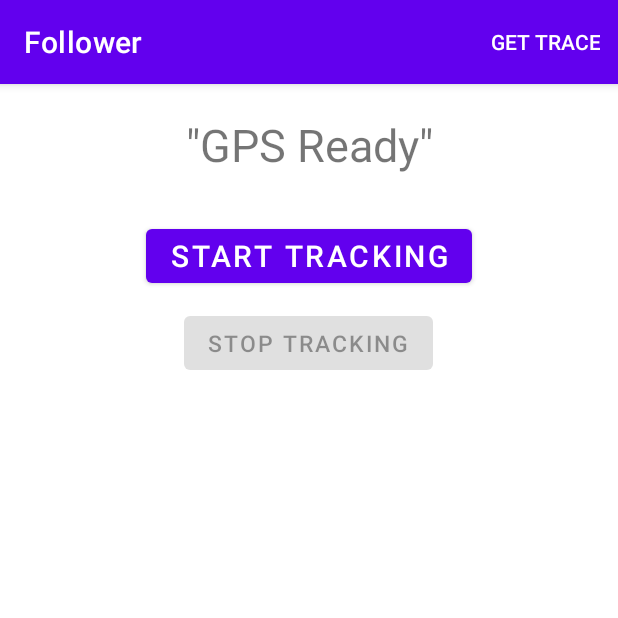
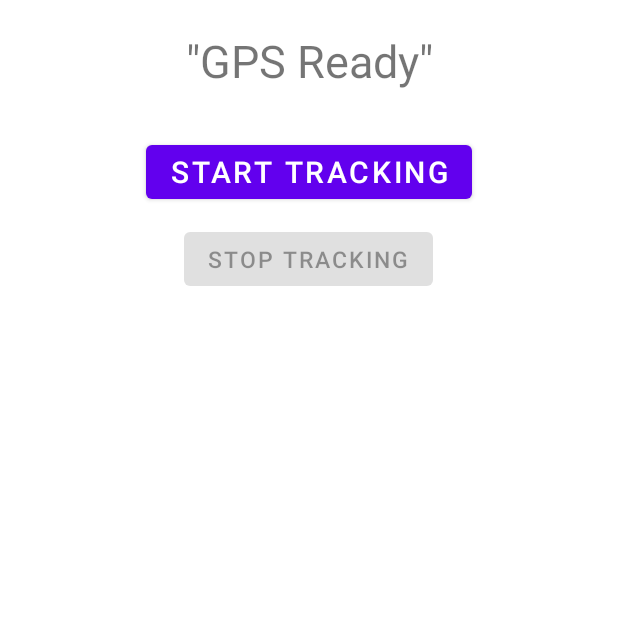
Before and after one commit to liinahamari/Follower, an Android app: the screen it shows after launch (MainActivity), on a phone screen of 412 x 824 dp, the top half of it. Run offline under Robolectric (Android 15) with nearby library versions, the phone set to English and light mode, and no system bars; our stand-ins replace Dagger/Hilt's generated code, RxJava; libraries missing offline, so code that uses them is left out: com.jakewharton.rxbinding3; 2 statements that could not run were skipped.

Commit message:
Disabling ActionBar

```diff
--- a/app/src/main/res/values-night/themes.xml
+++ b/app/src/main/res/values-night/themes.xml
@@ -1,6 +1,6 @@
 <resources xmlns:tools="http://schemas.android.com/tools">
     <!-- Base application theme. -->
-    <style name="Theme.Follower" parent="Theme.MaterialComponents.DayNight.DarkActionBar">
+    <style name="Theme.Follower" parent="Theme.MaterialComponents.DayNight.NoActionBar">
         <!-- Primary brand color. -->
         <item name="colorPrimary">@color/purple_200</item>
         <item name="colorPrimaryVariant">@color/purple_700</item>
--- a/app/src/main/res/values/themes.xml
+++ b/app/src/main/res/values/themes.xml
@@ -1,6 +1,6 @@
 <resources xmlns:tools="http://schemas.android.com/tools">
     <!-- Base application theme. -->
-    <style name="Theme.Follower" parent="Theme.MaterialComponents.DayNight.DarkActionBar">
+    <style name="Theme.Follower" parent="Theme.MaterialComponents.DayNight.NoActionBar">
         <!-- Primary brand color. -->
         <item name="colorPrimary">@color/purple_500</item>
         <item name="colorPrimaryVariant">@color/purple_700</item>
```
